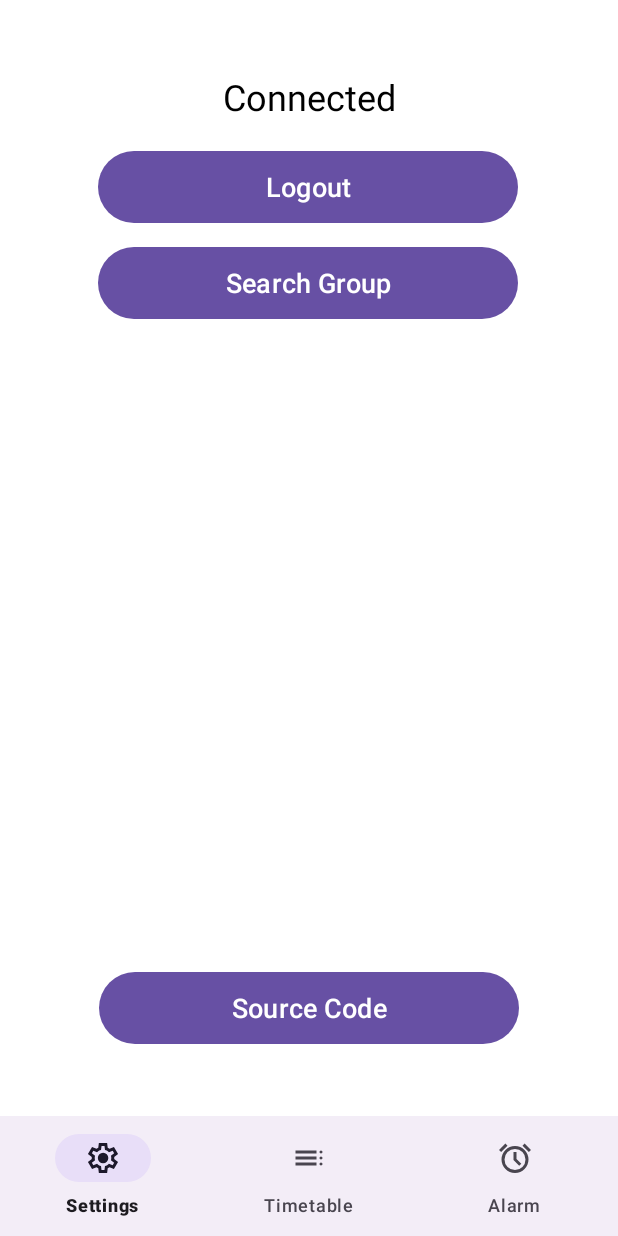
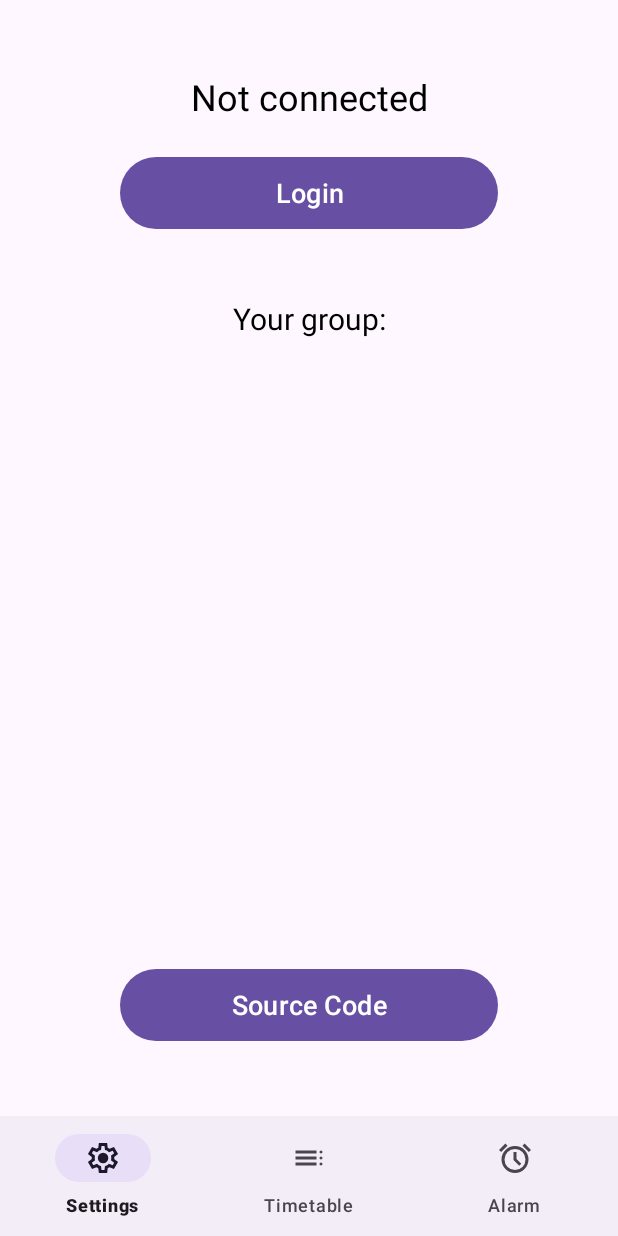
Before and after one commit to Anchovy-team/EPIAlarm, an Android app: the screen it shows after launch (MainActivity), on a phone screen of 412 x 824 dp. Run offline under Robolectric (Android 15) with nearby library versions, the phone set to English and light mode, and no system bars; libraries missing offline, so code that uses them is left out: com.microsoft.identity; 2 statements that could not run were skipped.

Commit message:
added 'Your group' field and 'Search Teacher' button

```diff
--- a/app/src/main/java/anchovy/team/epialarm/NotificationsBroadcastReceiver.java
+++ b/app/src/main/java/anchovy/team/epialarm/NotificationsBroadcastReceiver.java
@@ -9,7 +9,6 @@ import android.content.BroadcastReceiver;
 import android.content.Context;
 import android.content.Intent;
 import android.media.RingtoneManager;
-import android.os.Build;
 import androidx.annotation.RequiresPermission;
 import androidx.core.app.NotificationCompat;
 import androidx.core.app.NotificationManagerCompat;
@@ -76,7 +75,6 @@ public class NotificationsBroadcastReceiver extends BroadcastReceiver {
     @RequiresPermission(Manifest.permission.POST_NOTIFICATIONS)
     private void sendAlarmOrNotification(Context context, String alarmOrNotification) {
 
-        if (Build.VERSION.SDK_INT >= Build.VERSION_CODES.O) {
         NotificationManager notificationManager = context.getSystemService(NotificationManager
                 .class);
         if (notificationManager.getNotificationChannel(channelID) == null) {
@@ -134,4 +132,3 @@ public class NotificationsBroadcastReceiver extends BroadcastReceiver {
         NotificationManagerCompat.from(context).notify(0, builder.build());
     }
 }
-}
--- a/app/src/main/java/anchovy/team/epialarm/SearchGroupFragment.java
+++ b/app/src/main/java/anchovy/team/epialarm/SearchGroupFragment.java
@@ -76,8 +76,9 @@ public class SearchGroupFragment extends DialogFragment {
                             int groupId = selectedGroup.getId();
                             //System.out.println("send group Id: " + groupId);
                             SharedPreferences.Editor editor = prefs.edit();
-                            editor.putLong("groupId", groupId);
-                            editor.apply();
+                            editor.putLong("groupId", groupId).apply();
+                            editor.putString("groupName", selectedGroupName).apply();
+                            getParentFragmentManager().setFragmentResult("closed", new Bundle());
                             dismiss();
                         }
                     });
--- a/app/src/main/java/anchovy/team/epialarm/SettingsFragment.java
+++ b/app/src/main/java/anchovy/team/epialarm/SettingsFragment.java
@@ -11,15 +11,18 @@ import android.view.ViewGroup;
 import android.widget.Button;
 import android.widget.TextView;
 import androidx.annotation.NonNull;
+import androidx.annotation.Nullable;
 import androidx.fragment.app.Fragment;
 
 public class SettingsFragment extends Fragment implements AuthResultHandler {
 
     private AuthService authService;
     Button loginButton;
+    TextView connectionStatus;
+    Button searchGroupButton;
+    Button searchTeacherButton;
     Button sourceCodeButton;
-    Button searchButton;
-    TextView connectionStatus;
+    TextView currentGroup;
 
     @Override
     public void onCreate(Bundle savedInstanceState) {
@@ -29,71 +32,107 @@ public class SettingsFragment extends Fragment implements AuthResultHandler {
     @Override
     public View onCreateView(LayoutInflater inflater, ViewGroup container,
                              Bundle savedInstanceState) {
-        View view = inflater.inflate(R.layout.settings_connected, container, false);
+        View view = inflater.inflate(R.layout.fragment_settings, container, false);
 
-        initializeUi(view);
+        connectionStatus = view.findViewById(R.id.connection_status);
+        loginButton = view.findViewById(R.id.login_button);
+        searchGroupButton = view.findViewById(R.id.search_group_button);
+        searchTeacherButton = view.findViewById(R.id.search_teacher_button);
+        currentGroup = view.findViewById(R.id.current_group);
+        sourceCodeButton = view.findViewById(R.id.source_button);
+
+        initializeUi();
+
         authService = new AuthService();
         authService.createClientApp(getContext(), this);
-        updateui();
 
         return view;
     }
 
-    private void initializeUi(@NonNull final View view) {
+    @Override
+    public void onViewCreated(@NonNull View view, @Nullable Bundle savedInstanceState) {
+        super.onViewCreated(view, savedInstanceState);
 
-        connectionStatus = view.findViewById(R.id.connection_status);
-        loginButton = view.findViewById(R.id.login_button);
-        searchButton = view.findViewById(R.id.search_button);
-        sourceCodeButton = view.findViewById(R.id.source_button);
+        getParentFragmentManager().setFragmentResultListener(
+                "closed", getViewLifecycleOwner(), (requestKey, bundle) -> {
+                    updateUi();
+                });
+    }
 
+    @Override
+    public void onResume() {
+        super.onResume();
+        updateUi();
+    }
+
+    private void initializeUi() {
         AuthResultHandler handler = this;
+
         loginButton.setOnClickListener(new View.OnClickListener() {
             public void onClick(View v) {
                 if (authService.getmAccount() == null) {
-                    authService.signIn(getActivity(), handler);
+                    authService.signIn(requireActivity(), handler);
                 } else {
                     authService.signOut(handler);
                 }
             }
         });
 
-        searchButton.setOnClickListener(new View.OnClickListener() {
+        searchGroupButton.setOnClickListener(new View.OnClickListener() {
             public void onClick(View v) {
                 SearchGroupFragment dialog = new SearchGroupFragment();
                 dialog.show(getParentFragmentManager(), "searchDialog");
             }
         });
 
+        searchTeacherButton.setOnClickListener(new View.OnClickListener() {
+            public void onClick(View v) {
+                //TODO
+            }
+        });
+
         sourceCodeButton.setOnClickListener(v -> {
             Intent intent = new Intent(Intent.ACTION_VIEW, Uri.parse(
-                    "https://github.com/arcreane/android-project-ionis-group-alarm"));
+                    "https://github.com/Anchovy-team/EPIAlarm"));
             startActivity(intent);
         });
     }
 
-    private void updateui() {
-        //TODO: whether it's a teacher, change "Search Group" to "Search Teacher"
-        if (authService.getmAccount() != null) {
-            loginButton.setText("Logout");
-            connectionStatus.setText("Connected");
-            searchButton.setVisibility(View.VISIBLE);
+    private void updateUi() {
+        boolean isLoggedIn = authService.getmAccount() != null;
+        searchGroupButton.setVisibility(isLoggedIn ? View.VISIBLE : View.GONE);
+        searchTeacherButton.setVisibility(isLoggedIn ? View.VISIBLE : View.GONE);
+
+        loginButton.setText(isLoggedIn ? "Logout" : "Login");
+        connectionStatus.setText(isLoggedIn ? "Connected" : "Not connected");
+
+        if (isLoggedIn) {
             SharedPreferences prefs = requireContext().getSharedPreferences("prefs",
                     Context.MODE_PRIVATE);
             prefs.edit().putString("user_token", authService.getAccesToken()).apply();
+            String groupName = prefs.getString("groupName", null);
+            if (groupName != null) {
+                currentGroup.setText("Your group: " + groupName);
+            } else {
+                currentGroup.setText("Your group:");
+            }
         } else {
-            loginButton.setText("Login");
-            connectionStatus.setText("Not connected");
-            searchButton.setVisibility(View.INVISIBLE);
+            currentGroup.setText("Your group:");
         }
     }
 
     @Override
     public void onAuthSuccess(String accessToken) {
-        updateui();
+        updateUi();
     }
 
     @Override
     public void onSignedOut() {
-        updateui();
+        SharedPreferences prefs = requireContext().getSharedPreferences("prefs",
+                Context.MODE_PRIVATE);
+        prefs.edit().putString("user_token", null).apply();
+        prefs.edit().putLong("groupId", -1).apply();
+        prefs.edit().putString("groupName", null).apply();
+        updateUi();
     }
 }
--- /dev/null
+++ b/app/src/main/res/layout/fragment_settings.xml
@@ -0,0 +1,92 @@
+<?xml version="1.0" encoding="utf-8"?>
+<androidx.constraintlayout.widget.ConstraintLayout
+    xmlns:android="http://schemas.android.com/apk/res/android"
+    xmlns:app="http://schemas.android.com/apk/res-auto"
+    android:layout_width="match_parent"
+    android:layout_height="match_parent">
+
+    <TextView
+        android:id="@+id/connection_status"
+        android:layout_width="wrap_content"
+        android:layout_height="wrap_content"
+        android:text="@string/connected"
+        android:textSize="24sp"
+        android:textColor="#000000"
+        app:layout_constraintTop_toTopOf="parent"
+        app:layout_constraintStart_toStartOf="parent"
+        app:layout_constraintEnd_toEndOf="parent"
+        android:layout_marginTop="48dp"/>
+
+    <Button
+        android:id="@+id/login_button"
+        android:layout_width="match_parent"
+        android:layout_height="wrap_content"
+        android:background="@drawable/rounded_button"
+        android:text="Logout"
+        android:textColor="@color/white"
+        android:textSize="18sp"
+        app:layout_constraintTop_toBottomOf="@id/connection_status"
+        app:layout_constraintStart_toStartOf="parent"
+        app:layout_constraintEnd_toEndOf="parent"
+        android:layout_marginTop="24dp"
+        android:layout_marginStart="80dp"
+        android:layout_marginEnd="80dp"/>
+
+    <Button
+        android:id="@+id/search_group_button"
+        android:layout_width="match_parent"
+        android:layout_height="wrap_content"
+        android:background="@drawable/rounded_button"
+        android:text="@string/search_group"
+        android:textColor="@color/white"
+        android:textSize="18sp"
+        app:layout_constraintTop_toBottomOf="@id/login_button"
+        app:layout_constraintStart_toStartOf="parent"
+        app:layout_constraintEnd_toEndOf="parent"
+        android:layout_marginTop="16dp"
+        android:layout_marginStart="80dp"
+        android:layout_marginEnd="80dp"/>
+
+    <Button
+        android:id="@+id/search_teacher_button"
+        android:layout_width="match_parent"
+        android:layout_height="wrap_content"
+        android:background="@drawable/rounded_button"
+        android:text="Search Teacher"
+        android:textColor="@color/white"
+        android:textSize="18sp"
+        app:layout_constraintTop_toBottomOf="@id/search_group_button"
+        app:layout_constraintStart_toStartOf="parent"
+        app:layout_constraintEnd_toEndOf="parent"
+        android:layout_marginTop="16dp"
+        android:layout_marginStart="80dp"
+        android:layout_marginEnd="80dp"/>
+
+    <TextView
+        android:id="@+id/current_group"
+        android:layout_width="wrap_content"
+        android:layout_height="wrap_content"
+        app:layout_constraintTop_toBottomOf="@id/search_teacher_button"
+        app:layout_constraintStart_toStartOf="parent"
+        app:layout_constraintEnd_toEndOf="parent"
+        android:layout_marginTop="46dp"
+        android:text="Your group: "
+        android:textColor="@color/black"
+        android:textSize="20sp" />
+
+    <Button
+        android:id="@+id/source_button"
+        android:layout_width="match_parent"
+        android:layout_height="wrap_content"
+        android:background="@drawable/rounded_button"
+        android:text="@string/source_code"
+        android:textColor="@color/white"
+        android:textSize="18sp"
+        app:layout_constraintBottom_toBottomOf="parent"
+        app:layout_constraintStart_toStartOf="parent"
+        app:layout_constraintEnd_toEndOf="parent"
+        android:layout_marginBottom="130dp"
+        android:layout_marginStart="80dp"
+        android:layout_marginEnd="80dp"/>
+
+</androidx.constraintlayout.widget.ConstraintLayout>
--- a/app/src/main/res/layout/settings_connected.xml
+++ /dev/null
@@ -1,84 +0,0 @@
-<?xml version="1.0" encoding="utf-8"?>
-<androidx.constraintlayout.widget.ConstraintLayout
-    xmlns:android="http://schemas.android.com/apk/res/android"
-    xmlns:app="http://schemas.android.com/apk/res-auto"
-    xmlns:tools="http://schemas.android.com/tools"
-    android:id="@+id/settings_fragment"
-    android:layout_width="match_parent"
-    android:layout_height="match_parent"
-    android:background="#FFFFFF"
-    tools:context=".SettingsFragment">
-
-    <TextView
-        android:id="@+id/connection_status"
-        android:layout_width="wrap_content"
-        android:layout_height="wrap_content"
-        android:text="@string/connected"
-        android:textSize="24sp"
-        android:textColor="#000000"
-        android:layout_marginTop="48dp"
-        app:layout_constraintTop_toTopOf="parent"
-        app:layout_constraintStart_toStartOf="parent"
-        app:layout_constraintEnd_toEndOf="parent" />
-
-
-    <Button
-        android:id="@+id/login_button"
-        android:layout_width="wrap_content"
-        android:layout_height="wrap_content"
-        android:layout_gravity="center_horizontal"
-        android:layout_marginStart="32dp"
-        android:layout_marginTop="20dp"
-        android:layout_marginEnd="32dp"
-        android:background="@drawable/rounded_button"
-        android:maxWidth="320dp"
-        android:minWidth="280dp"
-        android:text="Logout"
-        android:textAllCaps="false"
-        android:textColor="@color/white"
-        android:textSize="18sp"
-        app:layout_constraintEnd_toEndOf="parent"
-        app:layout_constraintHorizontal_bias="0.492"
-        app:layout_constraintStart_toStartOf="parent"
-        app:layout_constraintTop_toBottomOf="@id/connection_status" />
-
-    <Button
-        android:id="@+id/search_button"
-        android:layout_width="wrap_content"
-        android:layout_height="wrap_content"
-        android:layout_gravity="center_horizontal"
-        android:layout_marginStart="32dp"
-        android:layout_marginTop="84dp"
-        android:layout_marginEnd="32dp"
-        android:background="@drawable/rounded_button"
-        android:maxWidth="320dp"
-        android:minWidth="280dp"
-        android:text="@string/search_group"
-        android:textAllCaps="false"
-        android:textColor="@color/white"
-        android:textSize="18sp"
-        app:layout_constraintEnd_toEndOf="parent"
-        app:layout_constraintHorizontal_bias="0.492"
-        app:layout_constraintStart_toStartOf="parent"
-        app:layout_constraintTop_toBottomOf="@id/connection_status" />
-
-    <Button
-        android:id="@+id/source_button"
-        android:layout_width="wrap_content"
-        android:minWidth="280dp"
-        android:maxWidth="320dp"
-        android:layout_gravity="center_horizontal"
-        android:layout_height="wrap_content"
-        android:text="@string/source_code"
-        android:textColor="#FFFFFF"
-        android:textAllCaps="false"
-        android:textSize="18sp"
-        android:background="@drawable/rounded_button"
-        android:layout_marginBottom="128dp"
-        android:layout_marginStart="32dp"
-        android:layout_marginEnd="32dp"
-        app:layout_constraintBottom_toBottomOf="parent"
-        app:layout_constraintStart_toStartOf="parent"
-        app:layout_constraintEnd_toEndOf="parent" />
-
-</androidx.constraintlayout.widget.ConstraintLayout>
```
Also changed, not shown: app/src/main/java/anchovy/team/epialarm/AlarmFragment.java (+25 -24 lines), app/src/main/java/anchovy/team/epialarm/SearchTeacherFragment.java (added, +36 -0 lines), app/src/main/java/anchovy/team/epialarm/TimetableFragment.java (+14 -4 lines), app/src/main/res/layout/delete_settings_connected_teacher.xml (deleted, +0 -83 lines), app/src/main/res/layout/delete_settings_not_connected.xml (deleted, +0 -63 lines), app/src/main/res/layout/fragment_search_teacher.xml (added, +20 -0 lines). Lines whose indentation alone changed are shown as unchanged.
